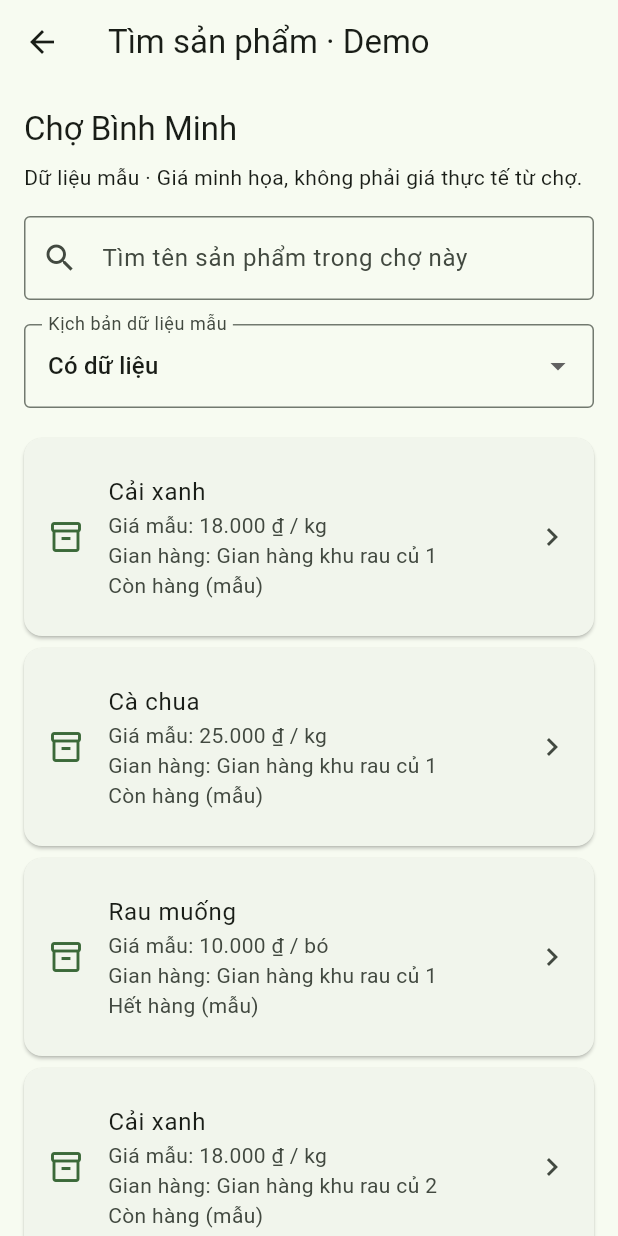
After one commit to NguyenHuyThien/minh-co-5-nguoi, a Flutter app: the MarketAreaPage screen opened directly with sample values from the repository, after a tap on the "search" icon, on a phone screen of 412 x 824 dp. The commit adds this screen. Run offline on Flutter 3.47's test engine with Material 3 defaults, Android fonts, the phone set to English and light mode, and no system bars.

Commit message:
feat(product): thêm danh sách, tìm kiếm và chi tiết sản phẩm

```diff
--- a/client-flutter/lib/screens/market_area_page.dart
+++ b/client-flutter/lib/screens/market_area_page.dart
@@ -6,6 +6,7 @@ import '../services/mock_market_directory_service.dart';
 import '../services/mock_market_service.dart';
 import '../widgets/demo_list_widgets.dart';
 import 'stall_list_page.dart';
+import 'product_list_page.dart';
 
 class MarketAreaPage extends StatefulWidget {
   const MarketAreaPage({super.key, required this.market, this.service});
@@ -53,7 +54,22 @@ class _MarketAreaPageState extends State<MarketAreaPage> {
   @override
   Widget build(BuildContext context) {
     return Scaffold(
-      appBar: AppBar(title: const Text('Khu vực · Demo')),
+      appBar: AppBar(
+        title: const Text('Khu vực · Demo'),
+        actions: [
+          IconButton(
+            key: const ValueKey('open_market_product_search'),
+            tooltip: 'Tìm sản phẩm trong chợ',
+            onPressed: () => Navigator.push<void>(
+              context,
+              MaterialPageRoute<void>(
+                builder: (context) => ProductListPage(market: widget.market),
+              ),
+            ),
+            icon: const Icon(Icons.search),
+          ),
+        ],
+      ),
       body: SafeArea(
         child: Center(
           child: ConstrainedBox(
--- /dev/null
+++ b/client-flutter/lib/screens/product_list_page.dart
@@ -0,0 +1,254 @@
+import 'package:flutter/material.dart';
+
+import '../models/market.dart';
+import '../models/product.dart';
+import '../models/stall.dart';
+import '../services/mock_market_service.dart';
+import '../services/mock_product_service.dart';
+import '../utils/currency_formatter.dart';
+import '../widgets/demo_list_widgets.dart';
+import 'product_detail_page.dart';
+
+class ProductListPage extends StatefulWidget {
+  const ProductListPage({
+    super.key,
+    required this.market,
+    this.stall,
+    this.service,
+  });
+
+  final Market market;
+  // Không truyền gian hàng: tìm trong toàn chợ đã chọn.
+  final Stall? stall;
+  final MockProductService? service;
+
+  @override
+  State<ProductListPage> createState() => _ProductListPageState();
+}
+
+class _ProductListPageState extends State<ProductListPage> {
+  final _searchController = TextEditingController();
+  late MockProductService _service;
+  late Future<List<Product>> _products;
+  MockMarketScenario _scenario = MockMarketScenario.data;
+  String _query = '';
+
+  @override
+  void initState() {
+    super.initState();
+    _service = widget.service ?? MockProductService();
+    _products = _loadProducts();
+  }
+
+  @override
+  void dispose() {
+    _searchController.dispose();
+    super.dispose();
+  }
+
+  Future<List<Product>> _loadProducts() async {
+    if (widget.stall != null && widget.stall!.marketId != widget.market.id) {
+      return const [];
+    }
+    final products = await _service.getProducts(
+      marketId: widget.market.id,
+      stallId: widget.stall?.id,
+    );
+    return products
+        .where(
+          (product) =>
+              product.marketId == widget.market.id &&
+              (widget.stall == null || product.stallId == widget.stall!.id),
+        )
+        .toList();
+  }
+
+  void _retry() {
+    setState(() {
+      _products = _loadProducts();
+    });
+  }
+
+  void _changeScenario(MockMarketScenario? scenario) {
+    if (scenario == null) return;
+    setState(() {
+      _scenario = scenario;
+      _service = MockProductService(scenario: scenario);
+      _products = _loadProducts();
+    });
+  }
+
+  Widget _header() {
+    return Padding(
+      padding: const EdgeInsets.all(16),
+      child: Column(
+        crossAxisAlignment: CrossAxisAlignment.stretch,
+        children: [
+          Text(
+            widget.market.name,
+            style: Theme.of(context).textTheme.titleLarge,
+          ),
+          if (widget.stall != null) ...[
+            const SizedBox(height: 8),
+            Text(widget.stall!.name),
+          ],
+          const SizedBox(height: 8),
+          const Text(
+            'Dữ liệu mẫu · Giá minh họa, không phải giá thực tế từ chợ.',
+          ),
+          const SizedBox(height: 16),
+          TextField(
+            key: const ValueKey('product_search'),
+            controller: _searchController,
+            textInputAction: TextInputAction.search,
+            onChanged: (value) => setState(() => _query = value),
+            onSubmitted: (_) => FocusScope.of(context).unfocus(),
+            decoration: InputDecoration(
+              labelText: widget.stall == null
+                  ? 'Tìm tên sản phẩm trong chợ này'
+                  : 'Tìm tên sản phẩm trong gian hàng này',
+              prefixIcon: const Icon(Icons.search),
+              border: const OutlineInputBorder(),
+              suffixIcon: _query.isEmpty
+                  ? null
+                  : IconButton(
+                      tooltip: 'Xóa tìm kiếm',
+                      onPressed: () {
+                        _searchController.clear();
+                        setState(() => _query = '');
+                      },
+                      icon: const Icon(Icons.clear),
+                    ),
+            ),
+          ),
+          if (widget.stall != null) ...[
+            const SizedBox(height: 8),
+            TextButton.icon(
+              key: const ValueKey('search_whole_market'),
+              onPressed: () {
+                FocusScope.of(context).unfocus();
+                Navigator.push<void>(
+                  context,
+                  MaterialPageRoute<void>(
+                    builder: (context) =>
+                        ProductListPage(market: widget.market),
+                  ),
+                );
+              },
+              icon: const Icon(Icons.manage_search),
+              label: const Text('Tìm sản phẩm trong toàn chợ'),
+            ),
+          ],
+          if (widget.service == null) ...[
+            const SizedBox(height: 16),
+            DemoScenarioSelector(
+              scenario: _scenario,
+              onChanged: _changeScenario,
+            ),
+          ],
+        ],
+      ),
+    );
+  }
+
+  @override
+  Widget build(BuildContext context) {
+    return Scaffold(
+      appBar: AppBar(
+        title: Text(
+          widget.stall == null ? 'Tìm sản phẩm · Demo' : 'Sản phẩm · Demo',
+        ),
+      ),
+      body: widget.stall != null && widget.stall!.marketId != widget.market.id
+          ? const DemoListMessage(
+              text: 'Gian hàng không thuộc chợ đã chọn. Vui lòng quay lại.',
+            )
+          : SafeArea(
+              child: Center(
+                child: ConstrainedBox(
+                  constraints: const BoxConstraints(maxWidth: 760),
+                  child: FutureBuilder<List<Product>>(
+                    future: _products,
+                    builder: (context, snapshot) {
+                      final loading =
+                          snapshot.connectionState != ConnectionState.done;
+                      final query = _query.trim().toLowerCase();
+                      final products = (snapshot.data ?? const <Product>[])
+                          .where(
+                            (product) =>
+                                product.name.toLowerCase().contains(query),
+                          )
+                          .toList();
+                      // Phần tìm kiếm và danh sách cùng cuộn để không tràn
+                      // khi bàn phím mở trên màn hình nhỏ.
+                      return ListView.builder(
+                        key: const ValueKey('product_list'),
+                        keyboardDismissBehavior:
+                            ScrollViewKeyboardDismissBehavior.onDrag,
+                        itemCount:
+                            loading || snapshot.hasError || products.isEmpty
+                            ? 2
+                            : products.length + 1,
+                        itemBuilder: (context, index) {
+                          if (index == 0) return _header();
+                          if (loading) {
+                            return const Padding(
+                              padding: EdgeInsets.all(32),
+                              child: Center(child: CircularProgressIndicator()),
+                            );
+                          }
+                          if (snapshot.hasError) {
+                            return DemoListMessage(
+                              text:
+                                  'Không tải được sản phẩm mẫu. Vui lòng thử lại.',
+                              onRetry: _retry,
+                            );
+                          }
+                          if (products.isEmpty) {
+                            return DemoListMessage(
+                              text: query.isEmpty
+                                  ? 'Chưa có sản phẩm mẫu trong phạm vi đã chọn.'
+                                  : 'Không tìm thấy sản phẩm mẫu phù hợp.',
+                            );
+                          }
+                          final product = products[index - 1];
+                          return Card(
+                            margin: const EdgeInsets.fromLTRB(16, 4, 16, 4),
+                            child: ListTile(
+                              key: ValueKey('product_${product.id}'),
+                              contentPadding: const EdgeInsets.all(16),
+                              leading: Icon(
+                                Icons.inventory_2_outlined,
+                                color: Theme.of(context).colorScheme.primary,
+                              ),
+                              title: Text(product.name),
+                              subtitle: Text(
+                                'Giá mẫu: ${formatVnd(product.priceVnd)} / ${product.unit}\n'
+                                'Gian hàng: ${product.stallName}\n'
+                                '${product.inStock ? "Còn hàng (mẫu)" : "Hết hàng (mẫu)"}',
+                              ),
+                              trailing: const Icon(Icons.chevron_right),
+                              onTap: () {
+                                FocusScope.of(context).unfocus();
+                                Navigator.push<void>(
+                                  context,
+                                  MaterialPageRoute<void>(
+                                    builder: (context) => ProductDetailPage(
+                                      market: widget.market,
+                                      product: product,
+                                    ),
+                                  ),
+                                );
+                              },
+                            ),
+                          );
+                        },
+                      );
+                    },
+                  ),
+                ),
+              ),
+            ),
+    );
+  }
+}
```
Also changed, not shown: client-flutter/lib/screens/product_detail_page.dart (added, +86 -0 lines), client-flutter/lib/screens/stall_list_page.dart (+12 -1 lines), 1 other file.
